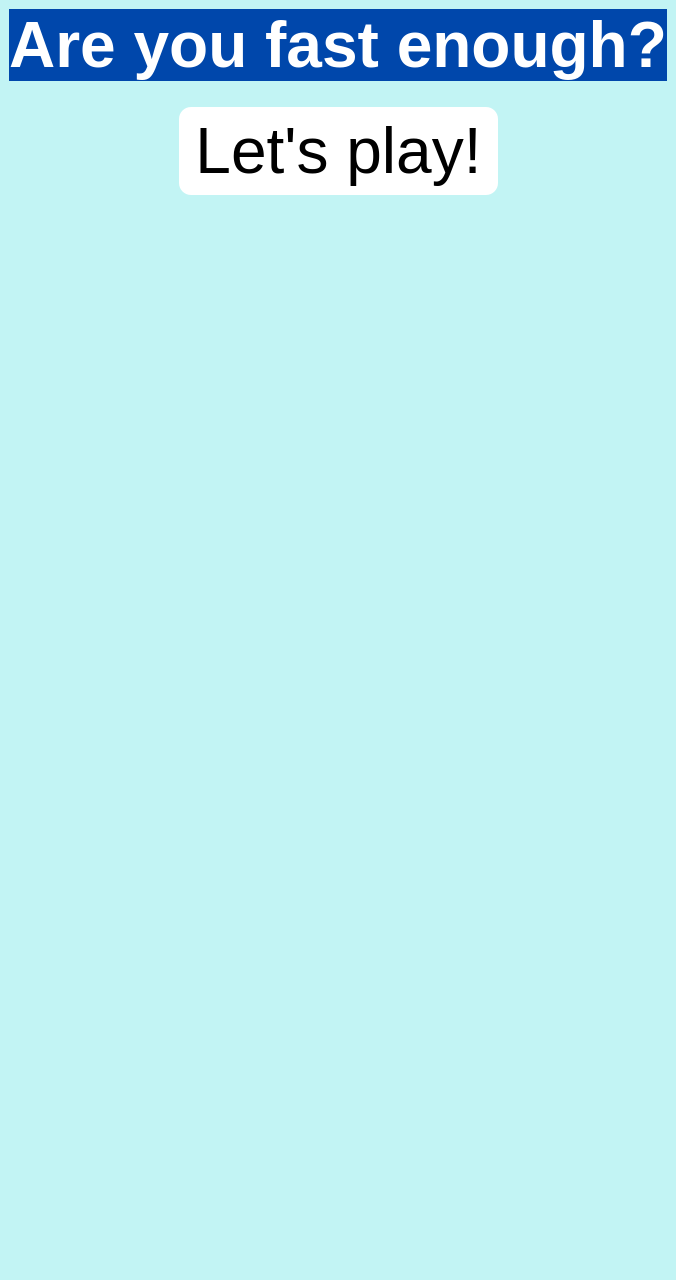
Above: ui/splash_portrait.ui from brownidj/angrygranny before the change. Below: the same form after it.
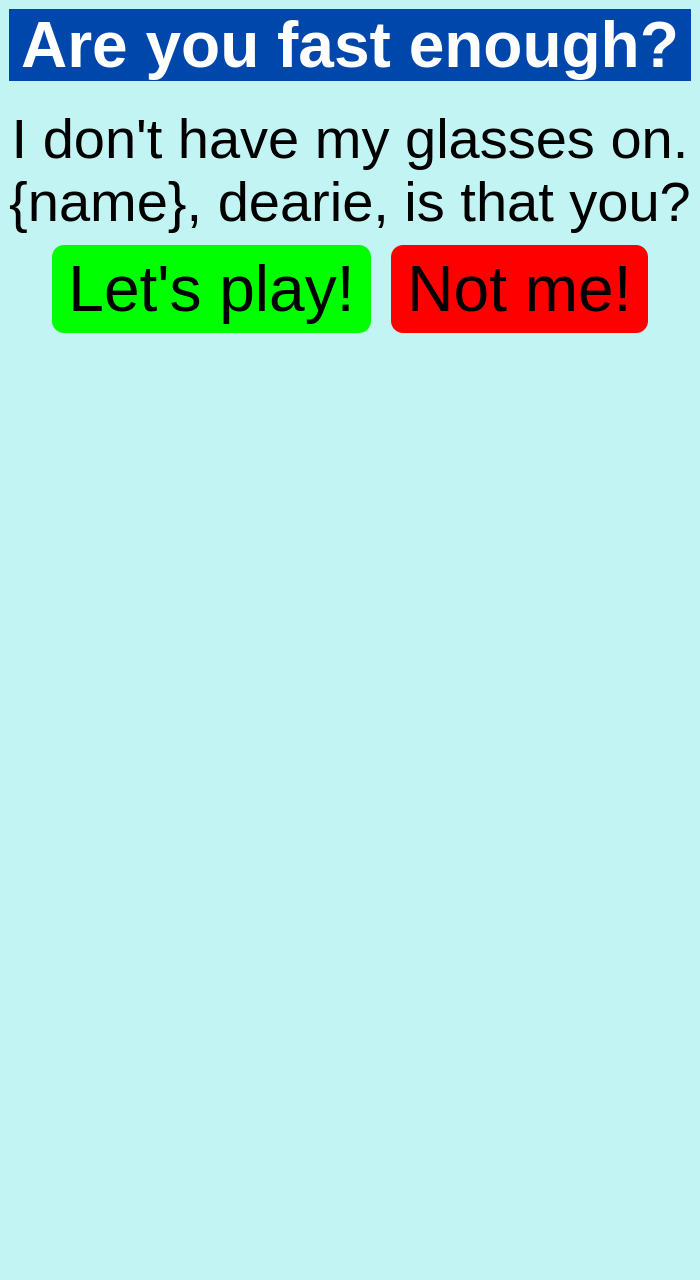
That is the form after the change. Icons and pictures are not drawn.

```diff
--- a/ui/splash_portrait.ui
+++ b/ui/splash_portrait.ui
@@ -72,6 +72,70 @@
                         </property>
                     </widget>
                 </item>
+                <item>
+                    <spacer name="betweenImageAndTextSpacer">
+                        <property name="orientation">
+                            <enum>Qt::Vertical</enum>
+                        </property>
+                        <property name="sizeType">
+                            <enum>QSizePolicy::Fixed</enum>
+                        </property>
+                        <property name="sizeHint" stdset="0">
+                            <size>
+                                <width>20</width>
+                                <height>12</height>
+                            </size>
+                        </property>
+                    </spacer>
+                </item>
+                <item>
+                    <widget class="QLabel" name="labelGlasses1">
+                        <property name="text">
+                            <string>I don't have my glasses on.</string>
+                        </property>
+                        <property name="alignment">
+                            <set>Qt::AlignCenter</set>
+                        </property>
+                        <property name="font">
+                            <font>
+                                <pointsize>42</pointsize>
+                            </font>
+                        </property>
+                        <property name="styleSheet">
+                            <string notr="true">
+                                QLabel#labelAreYouFast {
+                                color: white;
+                                background-color: #0047AB;
+                                font-weight: bold;
+                                }
+                            </string>
+                        </property>
+                    </widget>
+                </item>
+                <item>
+                    <widget class="QLabel" name="labelGlasses2">
+                        <property name="text">
+                            <string>{name}, dearie, is that you?</string>
+                        </property>
+                        <property name="alignment">
+                            <set>Qt::AlignCenter</set>
+                        </property>
+                        <property name="font">
+                            <font>
+                                <pointsize>42</pointsize>
+                            </font>
+                        </property>
+                        <property name="styleSheet">
+                            <string notr="true">
+                                QLabel#labelAreYouFast {
+                                color: white;
+                                background-color: #0047AB;
+                                font-weight: bold;
+                                }
+                            </string>
+                        </property>
+                    </widget>
+                </item>
                 <item>
                 <spacer name="betweenImageAndButtonSpacer">
                     <property name="orientation">
@@ -127,7 +191,53 @@
                                         QPushButton#btnLetsPlay {
                                         border-radius: 12px;
                                         padding: 8px 16px;
-                                        background-color: #FFFFFF;
+                                        background-color: #00FF00;
+                                        }
+                                    </string>
+                                </property>
+                            </widget>
+                        </item>
+                        <item>
+                            <spacer name="betweenButtonsSpacer">
+                                <property name="orientation">
+                                    <enum>Qt::Horizontal</enum>
+                                </property>
+                                <property name="sizeType">
+                                    <enum>QSizePolicy::Fixed</enum>
+                                </property>
+                                <property name="sizeHint" stdset="0">
+                                    <size>
+                                        <width>20</width>
+                                        <height>20</height>
+                                    </size>
+                                </property>
+                            </spacer>
+                        </item>
+                        <item>
+                            <widget class="QPushButton" name="btnNotMe">
+                                <property name="sizePolicy">
+                                    <sizepolicy hsizetype="Fixed" vsizetype="Fixed">
+                                        <horstretch>0</horstretch>
+                                        <verstretch>0</verstretch>
+                                    </sizepolicy>
+                                </property>
+                                <property name="text">
+                                    <string>Not me!</string>
+                                </property>
+                                <property name="minimumHeight">
+                                    <number>48</number>
+                                </property>
+                                <property name="font">
+                                    <font>
+                                        <pointsize>48</pointsize>
+                                    </font>
+                                </property>
+                                <property name="styleSheet">
+                                    <string notr="true">
+                                        QPushButton#btnNotMe {
+                                        border-radius: 12px;
+                                        padding: 8px 16px;
+                                        background-color: #FF0000;
                                         }
                                     </string>
                                 </property>
```
Lines whose indentation alone changed are shown as unchanged.
